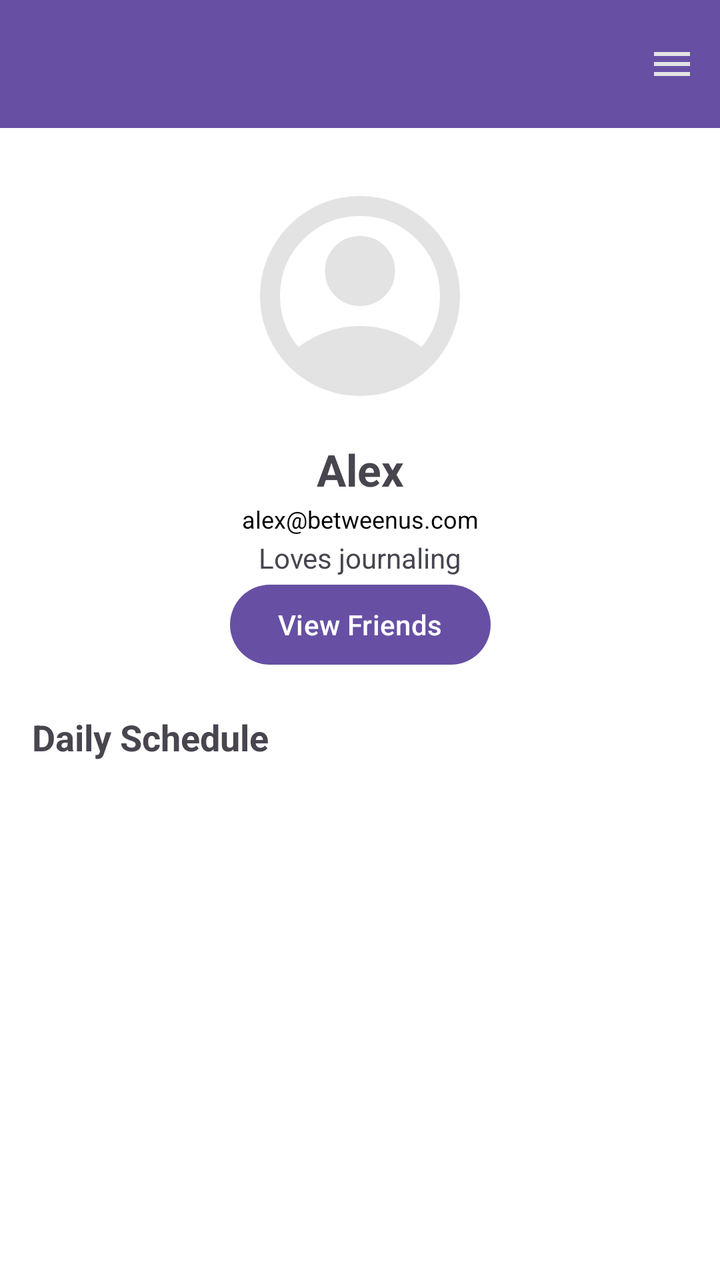
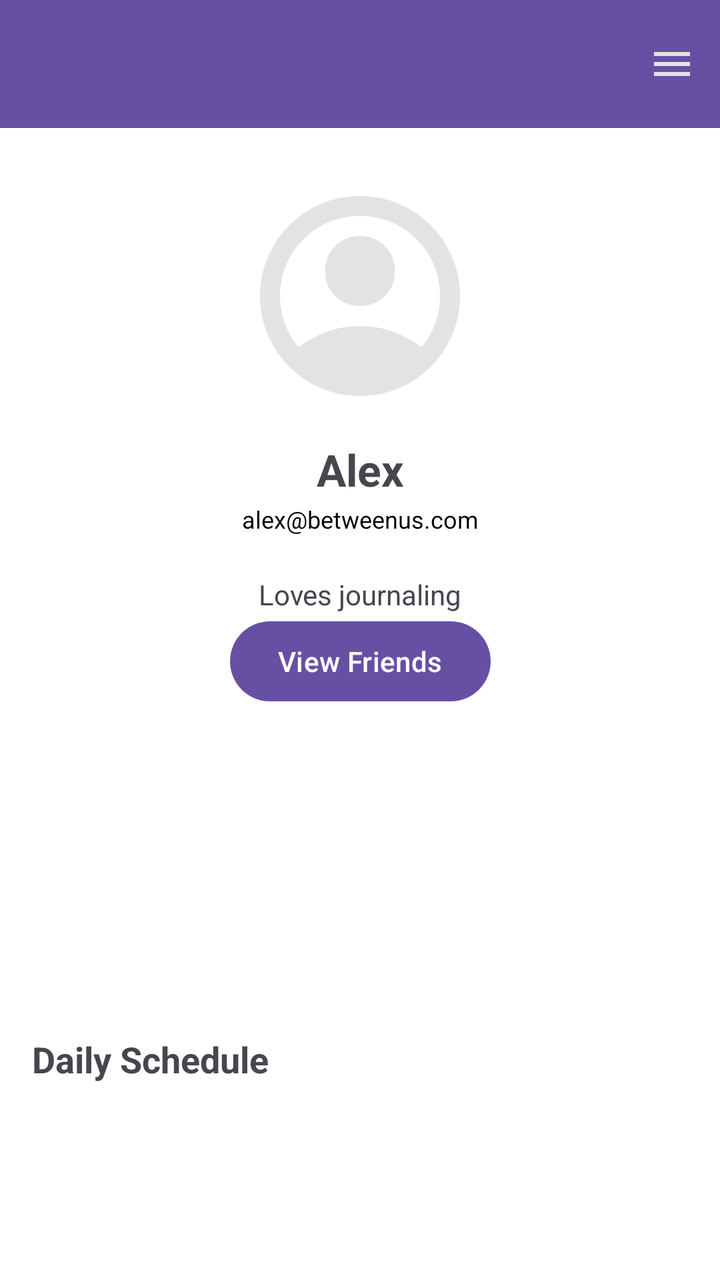

Two renders of the same Android screen: before a commit and after it. Below are the layout's source before the change and the commit's diff.
<!-- AndroidManifest.xml: application theme Theme.BetweenUs -->
<!-- res/layout/fragment_profile.xml -->
<?xml version="1.0" encoding="utf-8"?>
<androidx.constraintlayout.widget.ConstraintLayout
    xmlns:android="http://schemas.android.com/apk/res/android"
    xmlns:app="http://schemas.android.com/apk/res-auto"
    android:layout_width="match_parent"
    android:layout_height="match_parent"
    android:background="@color/white">

    
    <com.google.android.material.appbar.MaterialToolbar
        android:id="@+id/profileToolbar"
        android:layout_width="0dp"
        android:layout_height="wrap_content"
        android:title="Profile"
        android:background="?attr/colorPrimary"
        android:titleTextColor="@android:color/white"
        app:menu="@menu/profile_menu"
        app:layout_constraintTop_toTopOf="parent"
        app:layout_constraintStart_toStartOf="parent"
        app:layout_constraintEnd_toEndOf="parent"/>

    
    <ImageView
        android:id="@+id/profileImage"
        android:layout_width="120dp"
        android:layout_height="120dp"
        android:layout_marginTop="24dp"
        android:src="@drawable/profilebtn_filled"
        android:scaleType="centerCrop"
        app:layout_constraintTop_toBottomOf="@id/profileToolbar"
        app:layout_constraintStart_toStartOf="parent"
        app:layout_constraintEnd_toEndOf="parent"/>

    
    <TextView
        android:id="@+id/profileUsername"
        android:layout_width="wrap_content"
        android:layout_height="wrap_content"
        android:text="Alex"
        android:textSize="22sp"
        android:textStyle="bold"
        android:layout_marginTop="12dp"
        app:layout_constraintTop_toBottomOf="@id/profileImage"
        app:layout_constraintStart_toStartOf="parent"
        app:layout_constraintEnd_toEndOf="parent"/>

    
    <TextView
        android:id="@+id/profileEmail"
        android:layout_width="wrap_content"
        android:layout_height="wrap_content"
        android:text="alex@betweenus.com"
        android:textSize="12sp"
        android:textColor="@android:color/black"
        android:layout_marginTop="2dp"
        app:layout_constraintTop_toBottomOf="@id/profileUsername"
        app:layout_constraintStart_toStartOf="parent"
        app:layout_constraintEnd_toEndOf="parent"/>

    
    <TextView
        android:id="@+id/profileBio"
        android:layout_width="0dp"
        android:layout_height="wrap_content"
        android:text="Loves journaling"
        android:layout_margin="20dp"
        android:gravity="center"
        app:layout_constraintTop_toBottomOf="@id/profileUsername"
        app:layout_constraintStart_toStartOf="parent"
        app:layout_constraintEnd_toEndOf="parent"/>

    
    <Button
        android:id="@+id/viewFriendsButton"
        android:layout_width="wrap_content"
        android:layout_height="wrap_content"
        android:text="View Friends"
        app:layout_constraintTop_toBottomOf="@id/profileBio"
        app:layout_constraintStart_toStartOf="parent"
        app:layout_constraintEnd_toEndOf="parent"/>

    
    <androidx.recyclerview.widget.RecyclerView
        android:id="@+id/recycler_view_friends"
        android:layout_width="0dp"
        android:layout_height="0dp"
        android:layout_margin="16dp"
        android:visibility="gone"
        app:layout_constraintTop_toBottomOf="@id/viewFriendsButton"
        app:layout_constraintStart_toStartOf="parent"
        app:layout_constraintEnd_toEndOf="parent"
        app:layout_constraintBottom_toBottomOf="parent"/>

    
    <TextView
        android:id="@+id/scheduleTitle"
        android:layout_width="wrap_content"
        android:layout_height="wrap_content"
        android:text="Daily Schedule"
        android:textSize="18sp"
        android:textStyle="bold"
        android:layout_marginTop="20dp"
        app:layout_constraintTop_toBottomOf="@id/viewFriendsButton"
        app:layout_constraintStart_toStartOf="parent"
        android:layout_marginStart="16dp"/>

    

    











































    





















</androidx.constraintlayout.widget.ConstraintLayout>
<!-- resources referenced by this layout -->
<resources>
  <color name="white">#FFFFFFFF</color>
  <!-- drawable profilebtn_filled (drawable) -->
  <vector xmlns:android="http://schemas.android.com/apk/res/android"
      android:width="24dp"
      android:height="24dp"
      android:viewportWidth="960"
      android:viewportHeight="960">
    <path
        android:pathData="M234,684q51,-39 114,-61.5T480,600q69,0 132,22.5T726,684q35,-41 54.5,-93T800,480q0,-133 -93.5,-226.5T480,160q-133,0 -226.5,93.5T160,480q0,59 19.5,111t54.5,93ZM380.5,479.5Q340,439 340,380t40.5,-99.5Q421,240 480,240t99.5,40.5Q620,321 620,380t-40.5,99.5Q539,520 480,520t-99.5,-40.5ZM480,880q-83,0 -156,-31.5T197,763q-54,-54 -85.5,-127T80,480q0,-83 31.5,-156T197,197q54,-54 127,-85.5T480,80q83,0 156,31.5T763,197q54,54 85.5,127T880,480q0,83 -31.5,156T763,763q-54,54 -127,85.5T480,880Z"
        android:fillColor="#e3e3e3"/>
  </vector>
  <style name="Theme.BetweenUs" parent="Theme.MaterialComponents.DayNight.DarkActionBar">
          
          <item name="colorPrimary">@color/purple_500</item>
          <item name="colorPrimaryVariant">@color/purple_700</item>
          <item name="colorOnPrimary">@color/white</item>
          
          <item name="colorSecondary">@color/teal_200</item>
          <item name="colorSecondaryVariant">@color/teal_700</item>
          <item name="colorOnSecondary">@color/black</item>
          
          <item name="android:statusBarColor">?attr/colorPrimaryVariant</item>
          
      </style>
  <color name="purple_500">#FF6200EE</color>
  <color name="purple_700">#FF3700B3</color>
  <color name="teal_200">#FF03DAC5</color>
  <color name="teal_700">#FF018786</color>
  <color name="black">#FF000000</color>
</resources>

<!-- the commit's change to res/layout/fragment_profile.xml (unified diff, before → after) -->
@@ -65,7 +65,7 @@
         android:text="Loves journaling"
         android:layout_margin="20dp"
         android:gravity="center"
-        app:layout_constraintTop_toBottomOf="@id/profileUsername"
+        app:layout_constraintTop_toBottomOf="@id/profileEmail"
         app:layout_constraintStart_toStartOf="parent"
         app:layout_constraintEnd_toEndOf="parent"/>
 
@@ -100,7 +100,7 @@
         android:textSize="18sp"
         android:textStyle="bold"
         android:layout_marginTop="20dp"
-        app:layout_constraintTop_toBottomOf="@id/viewFriendsButton"
+        app:layout_constraintTop_toBottomOf="@id/recycler_view_friends"
         app:layout_constraintStart_toStartOf="parent"
         android:layout_marginStart="16dp"/>
 
